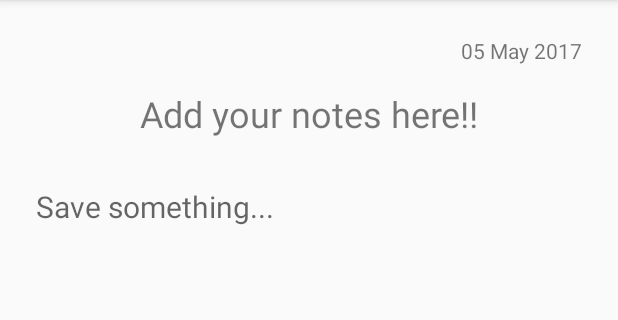
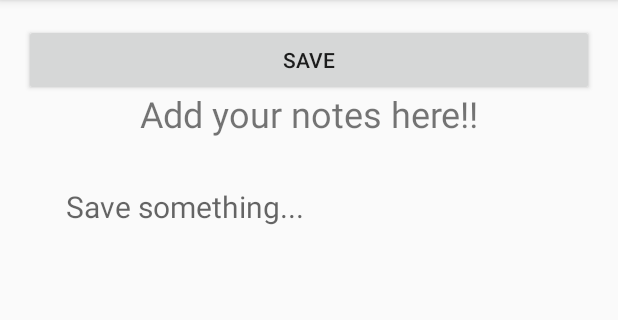
Before and after one commit to akshay9732/Firenotes, an Android app: the AddNotesActivity screen opened directly, with no data from a screen before it, on a phone screen of 412 x 824 dp, the part 84-404 px from its top. Run offline under Robolectric (Android 15) with nearby library versions, the phone set to English and light mode, and no system bars; our stand-ins replace ButterKnife, Firebase (no records; nobody signed in at launch, a user with empty details on screens opened directly).

Commit message:
last commit
last commit for data

```diff
--- a/app/build.gradle
+++ b/app/build.gradle
@@ -34,6 +34,7 @@ dependencies {
     compile 'com.google.android.gms:play-services-auth:10.0.1'
     compile 'com.google.firebase:firebase-crash:10.0.1'
     compile 'com.google.firebase:firebase-core:10.0.1'
+    compile 'com.google.firebase:firebase-database:10.0.1'
     compile 'com.google.firebase:firebase-ads:10.0.1'
     testCompile 'junit:junit:4.12'
     annotationProcessor 'com.jakewharton:butterknife-compiler:8.6.0'
--- a/app/src/main/java/com/firenotes/firenotes/activities/AddNotesActivity.java
+++ b/app/src/main/java/com/firenotes/firenotes/activities/AddNotesActivity.java
@@ -2,10 +2,18 @@ package com.firenotes.firenotes.activities;
 
 import android.os.Bundle;
 import android.support.v7.app.AppCompatActivity;
+import android.text.TextUtils;
+import android.view.View;
+import android.view.View.OnClickListener;
+import android.widget.Button;
 import android.widget.EditText;
 import android.widget.TextView;
 
 import com.firenotes.firenotes.R;
+import com.firenotes.firenotes.models.Note;
+import com.firenotes.firenotes.utils.Helper;
+import com.google.firebase.database.DatabaseReference;
+import com.google.firebase.database.FirebaseDatabase;
 
 import butterknife.BindView;
 import butterknife.ButterKnife;
@@ -16,16 +24,29 @@ public class AddNotesActivity extends AppCompatActivity {
     EditText etNote;
     @BindView(R.id.tvDate)
     TextView tvDate;
+    DatabaseReference database;
+    @BindView(R.id.btSave)
+    Button btSave;
 
     @Override
     protected void onCreate(Bundle savedInstanceState) {
         super.onCreate(savedInstanceState);
         setContentView(R.layout.activity_add_notes);
+        database = FirebaseDatabase.getInstance().getReference();
         ButterKnife.bind(this);
+        btSave.setOnClickListener(new OnClickListener() {
+            @Override
+            public void onClick(View v) {
+                if(TextUtils.isEmpty(etNote.getText().toString().trim())){
+                    return;
+                }
+                Note note = new Note();
+                note.setUid(database.child("notes").push().getKey());
+                note.setNote(etNote.getText().toString());
+                note.setDate(Helper.getCurrentDate());
+                database.child("notes").child(note.getUid()).setValue(note);
+            }
+        });
     }
 
-    @Override
-    protected void onPause() {
-        super.onPause();
-    }
 }
--- a/app/src/main/res/layout/activity_add_notes.xml
+++ b/app/src/main/res/layout/activity_add_notes.xml
@@ -9,9 +9,9 @@
 
     <EditText
         android:id="@+id/etNote"
-        android:layout_width="0dp"
-        android:layout_height="0dp"
-        android:layout_marginBottom="8dp"
+        android:layout_width="324dp"
+        android:layout_height="291dp"
+        android:layout_marginBottom="0dp"
         android:layout_marginLeft="8dp"
         android:layout_marginRight="8dp"
         android:layout_marginTop="32dp"
@@ -24,11 +24,12 @@
         android:lines="20"
 
         android:textSize="20sp"
-        app:layout_constraintBottom_toBottomOf="parent"
         app:layout_constraintLeft_toLeftOf="parent"
         app:layout_constraintRight_toRightOf="parent"
         app:layout_constraintTop_toBottomOf="@+id/textView3"
-        app:layout_constraintVertical_bias="0.0" />
+        app:layout_constraintVertical_bias="0.0"
+        app:layout_constraintBottom_toTopOf="@+id/btSave"
+        tools:layout_editor_absoluteX="36dp"/>
 
     <TextView
         android:id="@+id/textView3"
@@ -53,5 +54,14 @@
         android:layout_marginRight="8dp"
         app:layout_constraintRight_toRightOf="parent" />
 
+    <Button
+        android:id="@+id/btSave"
+        android:layout_width="0dp"
+        android:layout_height="wrap_content"
+        android:text="Save"
+        app:layout_constraintLeft_toLeftOf="parent"
+        app:layout_constraintRight_toRightOf="parent"
+        tools:layout_editor_absoluteY="431dp"/>
+
 
 </android.support.constraint.ConstraintLayout>
```
Also changed, not shown: app/src/main/java/com/firenotes/firenotes/models/Note.java (+11 -1 lines).
